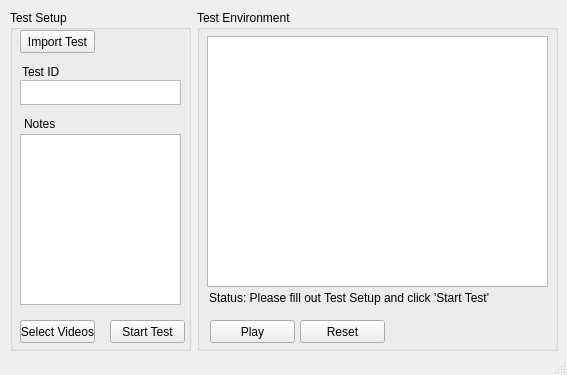
Old version of the form qt_source/mainwindow.ui in the repository canbal/Tally.
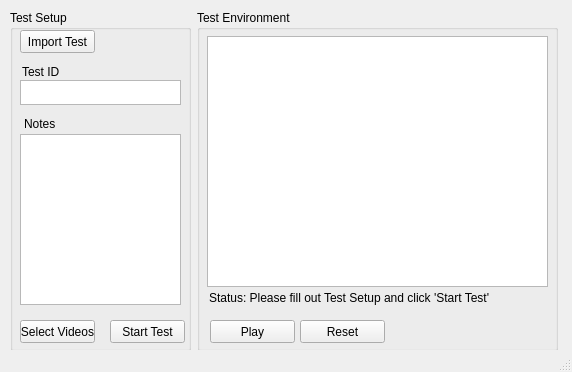
New version of the form.

Patch:
```diff
--- a/qt_source/mainwindow.ui
+++ b/qt_source/mainwindow.ui
@@ -6,8 +6,8 @@
    <rect>
     <x>0</x>
     <y>0</y>
-    <width>567</width>
-    <height>375</height>
+    <width>572</width>
+    <height>372</height>
    </rect>
   </property>
   <property name="windowTitle">
@@ -180,9 +180,9 @@
      <property name="geometry">
       <rect>
        <x>190</x>
-       <y>310</y>
+       <y>300</y>
        <width>161</width>
-       <height>16</height>
+       <height>31</height>
       </rect>
      </property>
      <property name="text">
```
